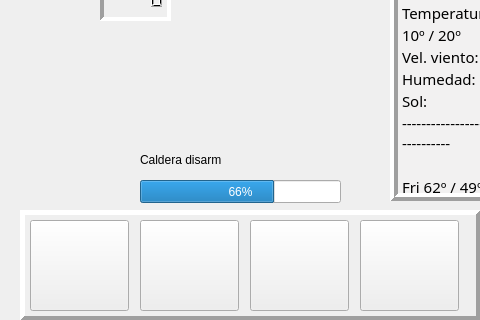
Above: MainDialog.ui from maybar/DomoControl before the change; both pictures show x 150 to 630 and y 160 to 480 of the 800 by 480 pixel window. Below: the same form after it.
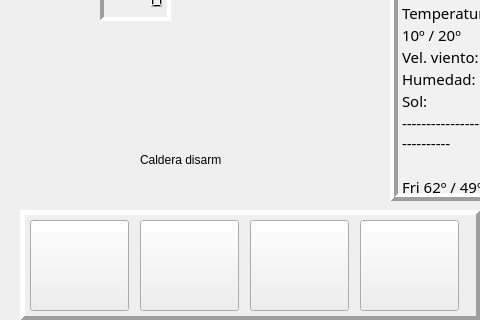
That is the form after the change. Icons and pictures are not drawn.

Patch:
```diff
--- a/MainDialog.ui
+++ b/MainDialog.ui
@@ -468,25 +468,6 @@
     </property>
    </widget>
   </widget>
-  <widget class="QProgressBar" name="barHeaterTimer">
-   <property name="geometry">
-    <rect>
-     <x>290</x>
-     <y>340</y>
-     <width>201</width>
-     <height>23</height>
-    </rect>
-   </property>
-   <property name="maximum">
-    <number>15</number>
-   </property>
-   <property name="value">
-    <number>10</number>
-   </property>
-   <property name="format">
-    <string>%p%</string>
-   </property>
-  </widget>
   <widget class="QLabel" name="label_arm">
    <property name="geometry">
     <rect>
```
Left out of the diff: 1 changed line with no effect on the pictures.
